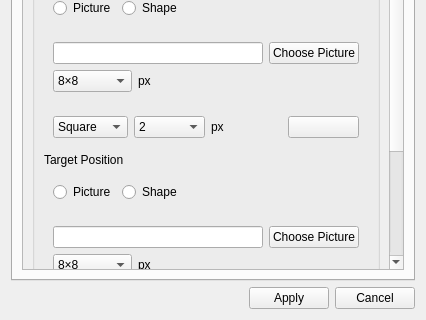
Before: the Qt Designer form settingsdialog.ui in hfansion/RobotCommander, drawn with Qt 5; both pictures show x 0 to 426 and y 185 to 505 of the 426 by 505 pixel window.
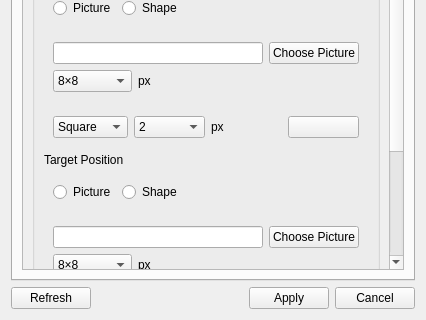
After: the same form once the commit is applied.

```diff
--- a/settingsdialog.ui
+++ b/settingsdialog.ui
@@ -655,6 +655,13 @@
    </item>
    <item>
     <layout class="QHBoxLayout" name="horizontalLayout">
+     <item>
+      <widget class="QPushButton" name="pushButton_refresh">
+       <property name="text">
+        <string>Refresh</string>
+       </property>
+      </widget>
+     </item>
      <item>
       <spacer name="horizontalSpacer">
        <property name="orientation">
```
Left out of the diff: 4 changed lines with no effect on the pictures.
